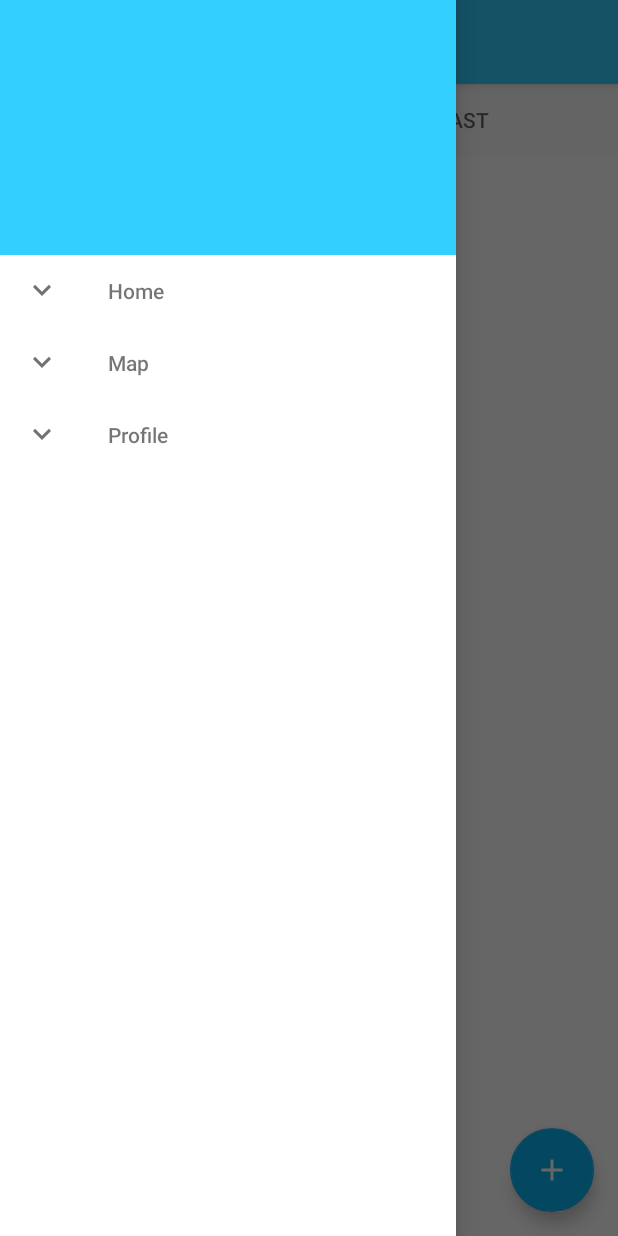
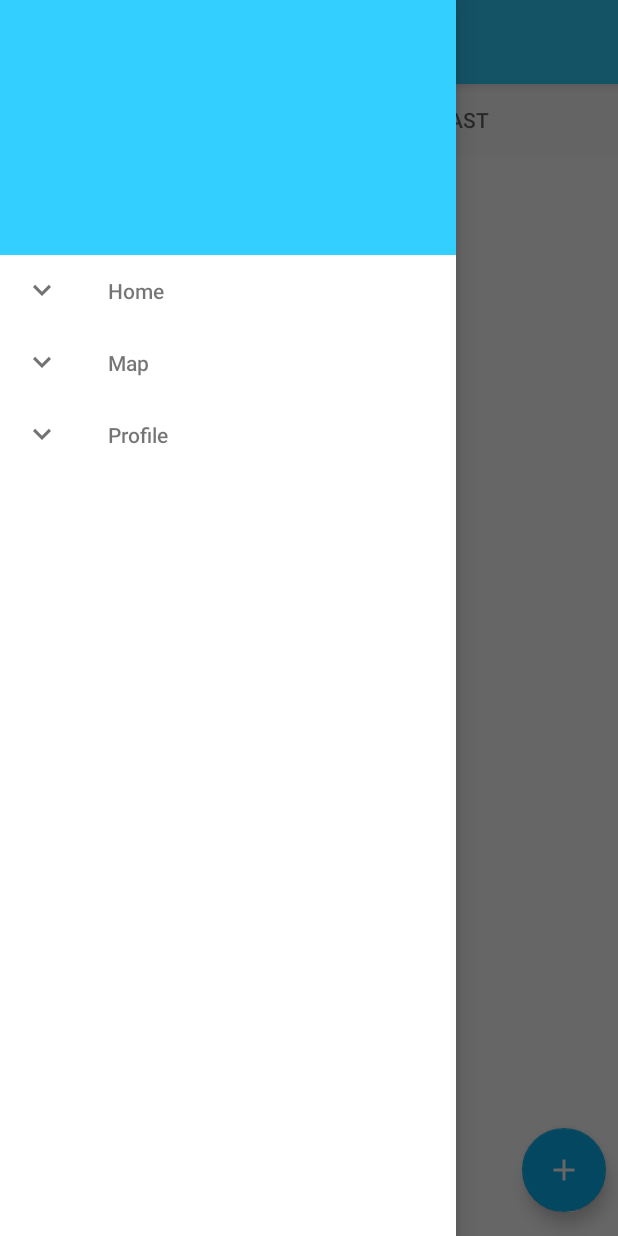
Before and after one commit to PillGood/PillGood, an Android app: the screen it shows after launch (MainActivity), with the side drawer open, on a phone screen of 412 x 824 dp. Run offline under Robolectric (Android 15) with nearby library versions, the phone set to English and light mode, and no system bars; libraries missing offline, so code that uses them is left out: com.bignerdranch.expandablerecyclerview, com.google.zxing.integration, pub.devrel.easypermissions; 3 statements that could not run were skipped.

```diff
--- a/app/src/main/java/com/example/pc/pillgood/MainActivity.java
+++ b/app/src/main/java/com/example/pc/pillgood/MainActivity.java
@@ -93,7 +93,6 @@ public class MainActivity extends AppCompatActivity {
             }
         });
 
-
         enrollmentBtn.setOnClickListener(new View.OnClickListener() {
             @Override
             public void onClick(View view) {
--- a/app/src/main/res/layout/activity_main.xml
+++ b/app/src/main/res/layout/activity_main.xml
@@ -5,8 +5,8 @@
     android:layout_width="match_parent"
     android:layout_height="match_parent"
     tools:context="com.example.pc.pillgood.MainActivity">
-<android.support.design.widget.CoordinatorLayout
-    xmlns:app="http://schemas.android.com/apk/res-auto"
+
+    <android.support.design.widget.CoordinatorLayout xmlns:app="http://schemas.android.com/apk/res-auto"
         android:fitsSystemWindows="true"
         android:layout_width="match_parent"
         android:layout_height="match_parent">
@@ -17,7 +17,23 @@
             android:layout_height="match_parent"
             android:orientation="vertical">
 
-        <include layout="@layout/toolbar" />
+            <android.support.v7.widget.Toolbar android:id="@+id/toolbar"
+                android:layout_width="match_parent"
+                android:layout_height="?attr/actionBarSize"
+                android:background="?attr/colorPrimary"
+                android:elevation="4dp"
+                android:theme="@style/ThemeOverlay.AppCompat.Dark.ActionBar"
+                app:popupTheme="@style/ThemeOverlay.AppCompat.Light"
+                xmlns:android="http://schemas.android.com/apk/res/android"
+                xmlns:app="http://schemas.android.com/apk/res-auto" >
+                <TextView
+                    android:layout_width="wrap_content"
+                    android:layout_height="wrap_content"
+                    android:text="@string/app_name"
+                    android:textSize="16sp"
+                    android:textColor="#FFFFFF"
+                    android:layout_gravity="center" />
+            </android.support.v7.widget.Toolbar>
 
             <android.support.design.widget.TabLayout
                 android:id="@+id/tabs"
@@ -32,48 +48,49 @@
                 android:background="@android:color/white" />
 
         </LinearLayout>
+
         <RelativeLayout
-        android:layout_width="match_parent"
-        android:layout_height="match_parent">
+            android:layout_width="wrap_content"
+            android:layout_height="match_parent"
+            android:layout_gravity="right">
 
             <android.support.design.widget.FloatingActionButton
                 android:id="@+id/mainPlusBtn"
-            android:layout_width="wrap_content"
-            android:layout_height="wrap_content"
+                android:layout_width="56dp"
+                android:layout_height="56dp"
                 android:layout_alignParentBottom="true"
-            android:layout_alignParentRight="true"
+                android:layout_centerHorizontal="true"
                 android:layout_marginRight="16dp"
                 android:layout_marginBottom="16dp"
-            app:srcCompat="@drawable/ic_add_white_48dp"/>
+                app:srcCompat="@drawable/ic_add_white_48dp" />
 
             <android.support.design.widget.FloatingActionButton
                 android:id="@+id/mainFastEnrollmentBtn"
                 android:layout_width="40dp"
                 android:layout_height="40dp"
                 android:layout_above="@id/mainPlusBtn"
-            android:layout_alignParentRight="true"
+                android:layout_centerHorizontal="true"
                 android:layout_marginBottom="20dp"
-            android:layout_marginRight="20dp"
                 android:visibility="invisible"
                 app:backgroundTint="@color/colorPrimary"
                 android:src="@drawable/ic_add_white_48dp"
-            app:fabSize="mini"/>
+                app:fabSize="mini" />
 
             <android.support.design.widget.FloatingActionButton
                 android:id="@+id/mainEnrollmentBtn"
                 android:layout_width="40dp"
                 android:layout_height="40dp"
                 android:layout_above="@id/mainFastEnrollmentBtn"
-            android:layout_alignParentRight="true"
+                android:layout_centerHorizontal="true"
                 android:layout_marginBottom="20dp"
-            android:layout_marginRight="20dp"
                 android:visibility="invisible"
                 app:backgroundTint="@color/colorPrimaryDark"
                 android:src="@drawable/ic_add_white_48dp"
-            app:fabSize="mini"/>
+                app:fabSize="mini" />
 
         </RelativeLayout>
     </android.support.design.widget.CoordinatorLayout>
+
     <android.support.v7.widget.RecyclerView
         android:id="@+id/navigation_drawer"
         android:layout_width="304dp"
```
Lines whose indentation alone changed are shown as unchanged.
